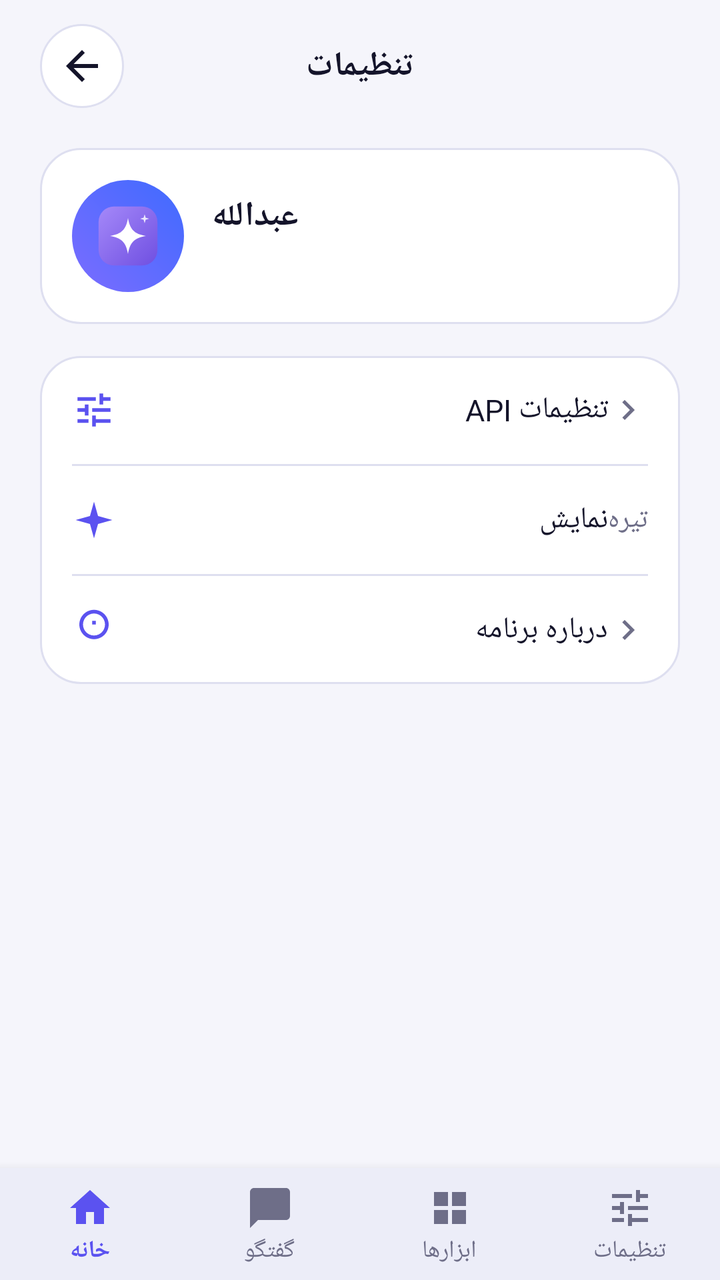
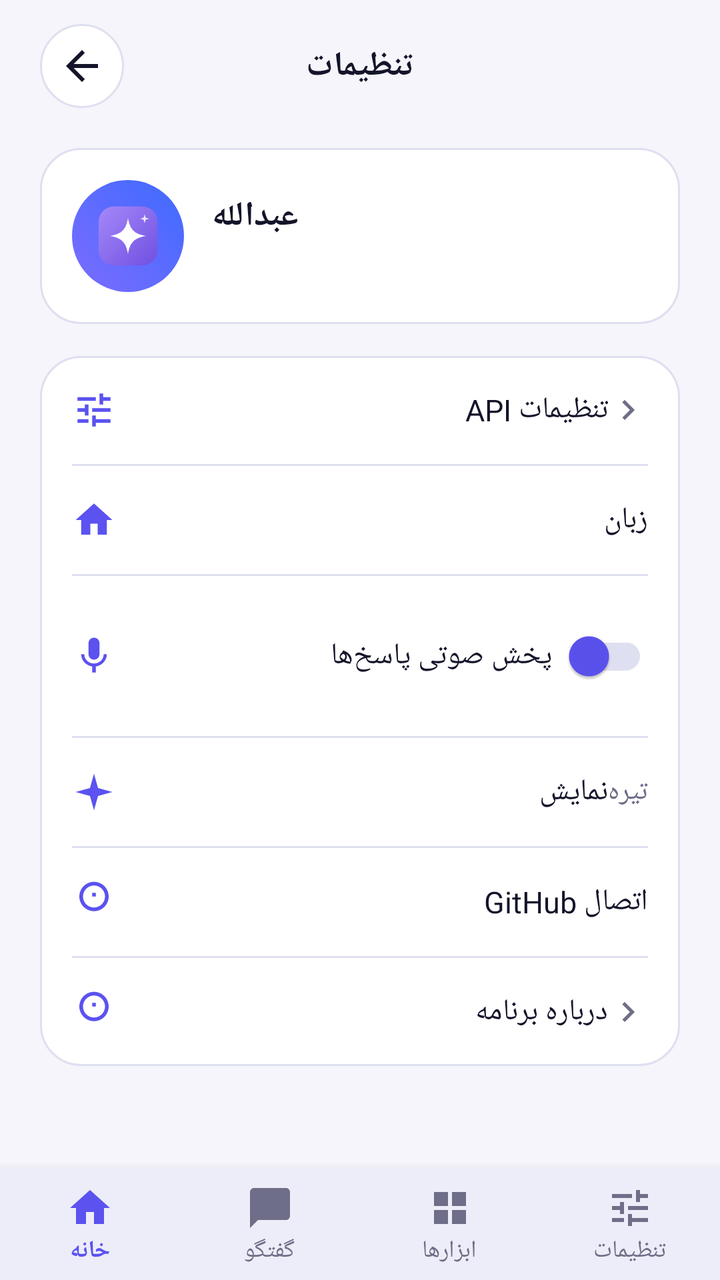

Two renders of the same Android screen: before a commit and after it. Below are the layout's source before the change and the commit's diff.
<!-- AndroidManifest.xml: application theme Theme.AIChat -->
<!-- res/layout/activity_settings.xml -->
<?xml version="1.0" encoding="utf-8"?>
<LinearLayout xmlns:android="http://schemas.android.com/apk/res/android"
    xmlns:app="http://schemas.android.com/apk/res-auto"
    android:layout_width="match_parent"
    android:layout_height="match_parent"
    android:background="@color/bg"
    android:orientation="vertical">

    <LinearLayout
        android:layout_width="match_parent"
        android:layout_height="wrap_content"
        android:gravity="center_vertical"
        android:orientation="horizontal"
        android:paddingHorizontal="20dp"
        android:paddingVertical="12dp">

        <ImageButton
            android:id="@+id/back_btn"
            android:layout_width="42dp"
            android:layout_height="42dp"
            android:background="@drawable/bg_icon_button"
            android:contentDescription="@string/back"
            android:padding="10dp"
            android:src="@drawable/ic_back"
            android:tint="@color/text_dark" />

        <TextView
            android:layout_width="0dp"
            android:layout_height="wrap_content"
            android:layout_weight="1"
            android:gravity="center"
            android:text="@string/settings"
            android:textColor="@color/text_dark"
            android:textSize="17sp"
            android:textStyle="bold" />

        <View
            android:layout_width="42dp"
            android:layout_height="42dp" />
    </LinearLayout>

    <ScrollView
        android:layout_width="match_parent"
        android:layout_height="0dp"
        android:layout_weight="1"
        android:paddingHorizontal="20dp">

        <LinearLayout
            android:layout_width="match_parent"
            android:layout_height="wrap_content"
            android:orientation="vertical"
            android:paddingBottom="16dp">

            
            <LinearLayout
                android:id="@+id/profile_card"
                android:layout_width="match_parent"
                android:layout_height="wrap_content"
                android:layout_marginTop="8dp"
                android:background="@drawable/card_bg"
                android:gravity="center_vertical"
                android:orientation="horizontal"
                android:padding="16dp">

                <ImageView
                    android:layout_width="56dp"
                    android:layout_height="56dp"
                    android:background="@drawable/avatar_bg"
                    android:padding="12dp"
                    android:src="@drawable/logo" />

                <LinearLayout
                    android:layout_width="0dp"
                    android:layout_height="wrap_content"
                    android:layout_marginStart="14dp"
                    android:layout_weight="1"
                    android:orientation="vertical">

                    <TextView
                        android:layout_width="wrap_content"
                        android:layout_height="wrap_content"
                        android:text="@string/app_name"
                        android:textColor="@color/text_dark"
                        android:textSize="17sp"
                        android:textStyle="bold" />

                    <TextView
                        android:id="@+id/profile_phone"
                        android:layout_width="wrap_content"
                        android:layout_height="wrap_content"
                        android:layout_marginTop="2dp"
                        android:textColor="@color/text_muted"
                        android:textDirection="ltr"
                        android:textSize="13sp" />
                </LinearLayout>
            </LinearLayout>

            
            <LinearLayout
                android:layout_width="match_parent"
                android:layout_height="wrap_content"
                android:layout_marginTop="16dp"
                android:background="@drawable/card_bg"
                android:orientation="vertical">

                <LinearLayout
                    android:id="@+id/row_api"
                    style="@style/SettingsRow">
                    <ImageView style="@style/SettingsIcon" android:src="@drawable/ic_nav_settings" />
                    <TextView style="@style/SettingsLabel" android:text="@string/api_settings" />
                    <ImageView style="@style/SettingsChevron" />
                </LinearLayout>

                <View style="@style/SettingsDivider" />

                <LinearLayout style="@style/SettingsRow">
                    <ImageView style="@style/SettingsIcon" android:src="@drawable/ic_sparkle" />
                    <TextView style="@style/SettingsLabel" android:text="@string/appearance" />
                    <TextView
                        android:layout_width="wrap_content"
                        android:layout_height="wrap_content"
                        android:text="@string/appearance_dark"
                        android:textColor="@color/text_muted"
                        android:textSize="14sp" />
                </LinearLayout>

                <View style="@style/SettingsDivider" />

                <LinearLayout
                    android:id="@+id/row_about"
                    style="@style/SettingsRow">
                    <ImageView style="@style/SettingsIcon" android:src="@drawable/ic_nav_info" />
                    <TextView style="@style/SettingsLabel" android:text="@string/about_app" />
                    <ImageView style="@style/SettingsChevron" />
                </LinearLayout>
            </LinearLayout>
        </LinearLayout>
    </ScrollView>

    <com.google.android.material.bottomnavigation.BottomNavigationView
        android:id="@+id/bottom_nav"
        android:layout_width="match_parent"
        android:layout_height="wrap_content"
        android:background="@color/surface_alt"
        app:itemIconTint="@color/nav_selector"
        app:itemTextColor="@color/nav_selector"
        app:labelVisibilityMode="labeled"
        app:menu="@menu/bottom_nav" />
</LinearLayout>
<!-- resources referenced by this layout -->
<resources>
  <color name="bg">#F5F5FB</color>
  <color name="surface_alt">#ECEDF8</color>
  <color name="text_dark">#14142A</color>
  <color name="text_muted">#6E6E88</color>
  <!-- drawable avatar_bg (drawable) -->
  <shape xmlns:android="http://schemas.android.com/apk/res/android" android:shape="oval">
      <gradient android:type="linear" android:angle="45"
          android:startColor="#7B6CFF" android:endColor="#3F6BFF" />
  </shape>
  <!-- drawable bg_icon_button (drawable) -->
  <shape xmlns:android="http://schemas.android.com/apk/res/android" android:shape="oval">
      <solid android:color="@color/surface" />
      <stroke android:width="1dp" android:color="@color/border_light" />
  </shape>
  <!-- drawable card_bg (drawable) -->
  <shape xmlns:android="http://schemas.android.com/apk/res/android">
      <solid android:color="@color/surface" />
      <stroke android:width="1dp" android:color="@color/border_light" />
      <corners android:radius="20dp" />
  </shape>
  <!-- drawable ic_back (drawable) -->
  <vector xmlns:android="http://schemas.android.com/apk/res/android" android:width="24dp" android:height="24dp" android:viewportWidth="24" android:viewportHeight="24">
      <path android:fillColor="#FF000000" android:pathData="M20,11H7.83l5.59,-5.59L12,4l-8,8 8,8 1.41,-1.41L7.83,13H20z" />
  </vector>
  <string name="about_app">درباره برنامه</string>
  <string name="api_settings">تنظیمات API</string>
  <string name="app_name">عبدالله</string>
  <string name="appearance">نمایش</string>
  <string name="appearance_dark">تیره</string>
  <string name="back">بازگشت</string>
  <string name="settings">تنظیمات</string>
  <style name="SettingsChevron">
          <item name="android:layout_width">20dp</item>
          <item name="android:layout_height">20dp</item>
          <item name="android:src">@drawable/ic_chevron</item>
          <item name="android:tint">@color/text_muted</item>
      </style>
  <style name="SettingsDivider">
          <item name="android:layout_width">match_parent</item>
          <item name="android:layout_height">1dp</item>
          <item name="android:layout_marginHorizontal">16dp</item>
          <item name="android:background">@color/border_light</item>
      </style>
  <style name="SettingsIcon">
          <item name="android:layout_width">22dp</item>
          <item name="android:layout_height">22dp</item>
          <item name="android:tint">@color/primary</item>
      </style>
  <color name="surface">#FFFFFF</color>
  <color name="border_light">#DEDFF0</color>
  <!-- drawable ic_chevron (drawable) -->
  <vector xmlns:android="http://schemas.android.com/apk/res/android" android:width="20dp" android:height="20dp" android:viewportWidth="24" android:viewportHeight="24">
      <path android:fillColor="#FF000000" android:pathData="M10,6L8.59,7.41 13.17,12l-4.58,4.59L10,18l6,-6z" />
  </vector>
  <color name="primary">#5B52F0</color>
  <!-- unchanged entries left out for length: 7 -->
</resources>

<!-- the commit's change to res/layout/activity_settings.xml (unified diff, before → after) -->
@@ -51,7 +51,6 @@
             android:orientation="vertical"
             android:paddingBottom="16dp">
 
-            
             <LinearLayout
                 android:id="@+id/profile_card"
                 android:layout_width="match_parent"
@@ -95,7 +94,6 @@
                 </LinearLayout>
             </LinearLayout>
 
-            
             <LinearLayout
                 android:layout_width="match_parent"
                 android:layout_height="wrap_content"
@@ -103,12 +101,36 @@
                 android:background="@drawable/card_bg"
                 android:orientation="vertical">
 
-                <LinearLayout
-                    android:id="@+id/row_api"
-                    style="@style/SettingsRow">
+                <LinearLayout android:id="@+id/row_api" style="@style/SettingsRow">
                     <ImageView style="@style/SettingsIcon" android:src="@drawable/ic_nav_settings" />
                     <TextView style="@style/SettingsLabel" android:text="@string/api_settings" />
                     <ImageView style="@style/SettingsChevron" />
+                </LinearLayout>
+
+                <View style="@style/SettingsDivider" />
+
+                <LinearLayout android:id="@+id/row_language" style="@style/SettingsRow">
+                    <ImageView style="@style/SettingsIcon" android:src="@drawable/ic_home" />
+                    <TextView style="@style/SettingsLabel" android:text="@string/row_language" />
+                    <TextView
+                        android:id="@+id/language_value"
+                        android:layout_width="wrap_content"
+                        android:layout_height="wrap_content"
+                        android:textColor="@color/text_muted"
+                        android:textSize="14sp" />
+                </LinearLayout>
+
+                <View style="@style/SettingsDivider" />
+
+                <LinearLayout style="@style/SettingsRow">
+                    <ImageView style="@style/SettingsIcon" android:src="@drawable/ic_mic" />
+                    <TextView style="@style/SettingsLabel" android:text="@string/row_voice" />
+                    <androidx.appcompat.widget.SwitchCompat
+                        android:id="@+id/switch_voice"
+                        android:layout_width="wrap_content"
+                        android:layout_height="wrap_content"
+                        app:thumbTint="@color/primary"
+                        app:trackTint="@color/border_light" />
                 </LinearLayout>
 
                 <View style="@style/SettingsDivider" />
@@ -126,9 +148,21 @@
 
                 <View style="@style/SettingsDivider" />
 
-                <LinearLayout
-                    android:id="@+id/row_about"
-                    style="@style/SettingsRow">
+                <LinearLayout android:id="@+id/row_github" style="@style/SettingsRow">
+                    <ImageView style="@style/SettingsIcon" android:src="@drawable/ic_nav_info" />
+                    <TextView style="@style/SettingsLabel" android:text="@string/row_github" />
+                    <TextView
+                        android:id="@+id/github_value"
+                        android:layout_width="wrap_content"
+                        android:layout_height="wrap_content"
+                        android:textColor="@color/text_muted"
+                        android:textDirection="ltr"
+                        android:textSize="14sp" />
+                </LinearLayout>
+
+                <View style="@style/SettingsDivider" />
+
+                <LinearLayout android:id="@+id/row_about" style="@style/SettingsRow">
                     <ImageView style="@style/SettingsIcon" android:src="@drawable/ic_nav_info" />
                     <TextView style="@style/SettingsLabel" android:text="@string/about_app" />
                     <ImageView style="@style/SettingsChevron" />
<!-- resource entries referenced after the edit -->
@@ -24,12 +24,23 @@
   <vector xmlns:android="http://schemas.android.com/apk/res/android" android:width="24dp" android:height="24dp" android:viewportWidth="24" android:viewportHeight="24">
       <path android:fillColor="#FF000000" android:pathData="M20,11H7.83l5.59,-5.59L12,4l-8,8 8,8 1.41,-1.41L7.83,13H20z" />
   </vector>
+  <!-- drawable ic_home (drawable) -->
+  <vector xmlns:android="http://schemas.android.com/apk/res/android" android:width="24dp" android:height="24dp" android:viewportWidth="24" android:viewportHeight="24">
+      <path android:fillColor="#FF000000" android:pathData="M10,20v-6h4v6h5v-8h3L12,3 2,12h3v8z" />
+  </vector>
+  <!-- drawable ic_mic (drawable) -->
+  <vector xmlns:android="http://schemas.android.com/apk/res/android" android:width="28dp" android:height="28dp" android:viewportWidth="24" android:viewportHeight="24">
+      <path android:fillColor="#FFFFFFFF" android:pathData="M12,14c1.66,0 3,-1.34 3,-3V5c0,-1.66 -1.34,-3 -3,-3S9,3.34 9,5v6c0,1.66 1.34,3 3,3zM17.3,11c0,3 -2.54,5.1 -5.3,5.1S6.7,14 6.7,11H5c0,3.41 2.72,6.23 6,6.72V21h2v-3.28c3.28,-0.48 6,-3.3 6,-6.72h-1.7z" />
+  </vector>
   <string name="about_app">درباره برنامه</string>
   <string name="api_settings">تنظیمات API</string>
   <string name="app_name">عبدالله</string>
   <string name="appearance">نمایش</string>
   <string name="appearance_dark">تیره</string>
   <string name="back">بازگشت</string>
+  <string name="row_github">اتصال GitHub</string>
+  <string name="row_language">زبان</string>
+  <string name="row_voice">پخش صوتی پاسخ‌ها</string>
   <string name="settings">تنظیمات</string>
   <style name="SettingsChevron">
           <item name="android:layout_width">20dp</item>
